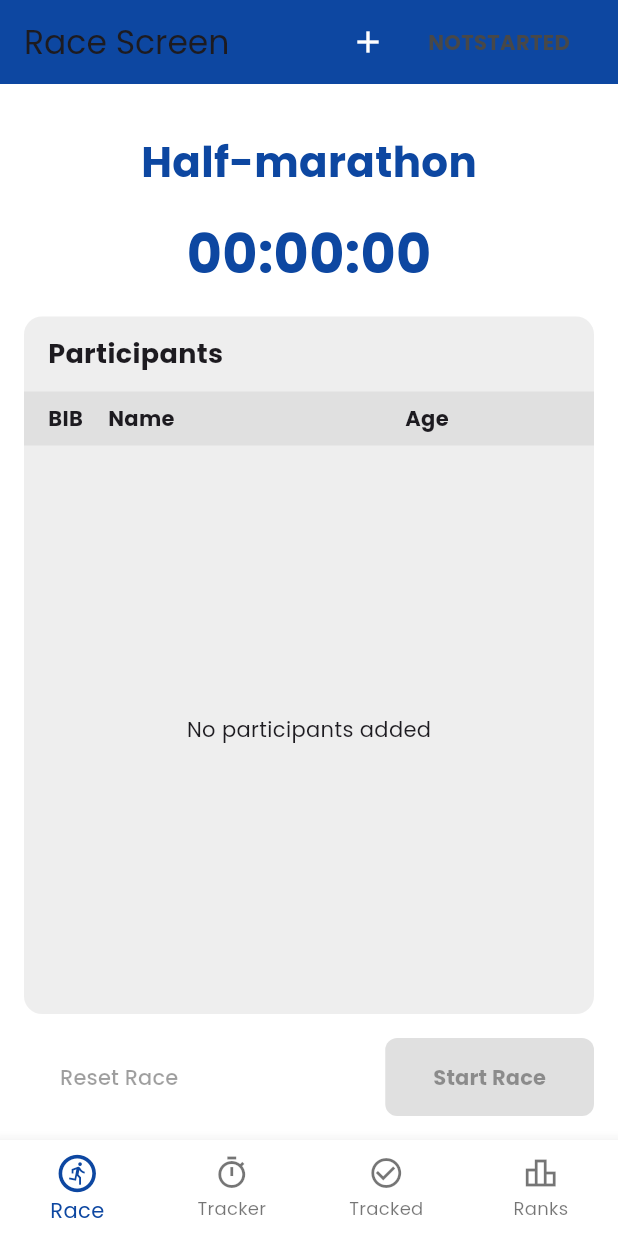
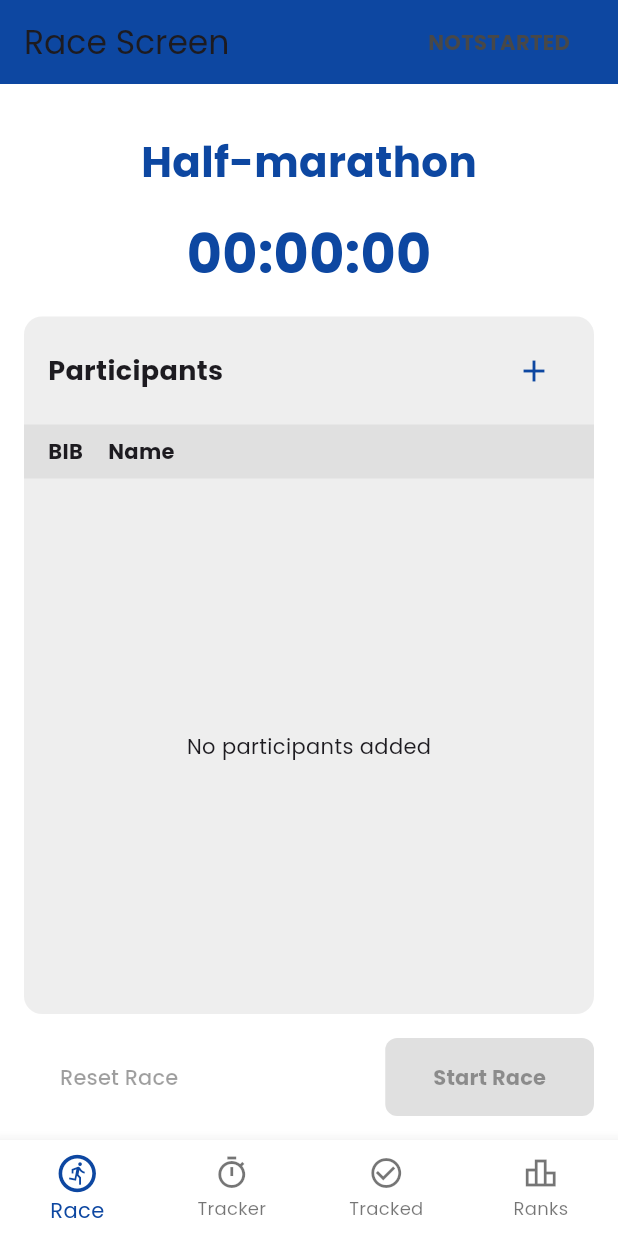
Before and after one commit to ornchannlyhov/multi_marathon, a Flutter app: the screen it shows after launch, on a phone screen of 412 x 824 dp. Run offline on Flutter 3.47's test engine with Material 3 defaults, Android fonts, the phone set to English and light mode, and no system bars; our stand-ins replace firebase_core, firebase_database, google_fonts; accounts and stored records are empty; generated files the repository leaves out were written again.

Commit message:
Race Screen

```diff
--- a/lib/data/dtos/participant_dto.dart
+++ b/lib/data/dtos/participant_dto.dart
@@ -2,13 +2,11 @@ class ParticipantDTO {
   final String id;
   final String name;
   final int bibNumber;
-    final bool isTracked; // ✅ Add this line
 
   ParticipantDTO({
     required this.id,
     required this.name,
     required this.bibNumber,
-    required this.isTracked,
   });
 
   Map<String, dynamic> toMap() {
@@ -24,7 +22,6 @@ class ParticipantDTO {
       id: map['id'] ?? '',
       name: map['name'] ?? '',
       bibNumber: map['bibNumber'] ?? 0,
-      isTracked: map['isTracked'] ?? false,
     );
   }
 }
--- a/lib/data/models/participant.dart
+++ b/lib/data/models/participant.dart
@@ -2,13 +2,11 @@ class Participant {
   final String id;
   final String name;
   final int bibNumber;
-    final bool isTracked;
 
   Participant({
     required this.id,
     required this.name,
     required this.bibNumber,
-    required this.isTracked,
   });
 
 }
--- a/lib/data/repositories/participant_repository.dart
+++ b/lib/data/repositories/participant_repository.dart
@@ -17,7 +17,6 @@ class ParticipantRepository {
           id: participantDTO.id,
           name: participantDTO.name,
           bibNumber: participantDTO.bibNumber,
-          isTracked: participantDTO.isTracked,
         );
       }).toList();
     });
@@ -31,7 +30,6 @@ class ParticipantRepository {
       id: newRef.key!,
       name: participantDTO.name,
       bibNumber: participantDTO.bibNumber,
-      isTracked: participantDTO.isTracked,
     );
     await newRef.set(dtoWithId.toMap());
   }
--- a/lib/presentation/providers/participant_provider.dart
+++ b/lib/presentation/providers/participant_provider.dart
@@ -39,7 +39,6 @@ class ParticipantProvider extends ChangeNotifier {
         id: '',
         name: name,
         bibNumber: bibNumber,
-        isTracked: false,
       );
       await _participantRepository.addParticipant(participantDTO);
     } catch (e) {
@@ -56,13 +55,12 @@ class ParticipantProvider extends ChangeNotifier {
   }
 
   Future<void> updateParticipant(
-      String id, String name, int bibNumber, bool isTracked) async {
+      String id, String name, int bibNumber) async {
     try {
       final participantDTO = ParticipantDTO(
         id: id,
         name: name,
         bibNumber: bibNumber,
-        isTracked: isTracked,
       );
       await _participantRepository.updateParticipant(id, participantDTO);
     } catch (e) {
--- a/lib/presentation/providers/race_timmer_provider.dart
+++ b/lib/presentation/providers/race_timmer_provider.dart
@@ -20,6 +20,12 @@ class RaceTimerProvider extends ChangeNotifier {
         _stop();
       }
     }
+  }
+
+  void reset() {
+    _elapsedSeconds = 0;
+    _stop();
+    notifyListeners(); // Notify listeners to update the UI.
   }
 
   void _start(int startTimestamp) {
--- a/lib/presentation/screens/race/race_screen.dart
+++ b/lib/presentation/screens/race/race_screen.dart
@@ -1,10 +1,11 @@
 import 'dart:async';
 import 'package:flutter/material.dart';
 import 'package:multi_marathon/data/models/participant.dart';
+import 'package:multi_marathon/data/models/segment_time.dart';
+import 'package:multi_marathon/presentation/providers/race_timmer_provider.dart';
 import 'package:provider/provider.dart';
 import 'package:multi_marathon/core/theme.dart';
 import 'package:multi_marathon/data/models/race.dart';
-import 'package:multi_marathon/data/models/segment_time.dart';
 import 'package:multi_marathon/core/utils/async_value.dart';
 import 'package:multi_marathon/presentation/providers/race_provider.dart';
 import 'package:multi_marathon/presentation/providers/participant_provider.dart';
@@ -16,13 +17,6 @@ import 'package:multi_marathon/presentation/screens/race/widgets/participants_li
 import 'package:multi_marathon/presentation/screens/race/widgets/edit_participant_dialog.dart';
 import 'package:multi_marathon/presentation/widgets/race_status_widget.dart';
 
-// Add the Segment enum definition if not defined elsewhere
-enum Segment {
-  swimming,
-  cycling,
-  running,
-}
-
 class RaceScreen extends StatefulWidget {
   const RaceScreen({super.key});
 
@@ -31,9 +25,9 @@ class RaceScreen extends StatefulWidget {
 }
 
 class _RaceScreenState extends State<RaceScreen> {
-  Timer? _timer;
-  int _elapsedSeconds = 0;
   Segment selectedSegment = Segment.swimming;
+
+  // Adding segment tracking state
   Map<Segment, Set<String>> _recordedParticipants = {
     Segment.swimming: {},
     Segment.cycling: {},
@@ -47,9 +41,14 @@ class _RaceScreenState extends State<RaceScreen> {
       final raceProvider = Provider.of<RaceProvider>(context, listen: false);
       final raceState = raceProvider.raceState;
 
-      if (raceState.state == AsyncValueState.success && raceState.data != null) {
+      if (raceState.state == AsyncValueState.success &&
+          raceState.data != null) {
         final race = raceState.data!;
-        if (race.raceStatus == RaceStatus.onGoing) _startTimer(race.startTime);
+        if (race.raceStatus == RaceStatus.onGoing) {
+          // Start timer through RaceTimerProvider
+          Provider.of<RaceTimerProvider>(context, listen: false)
+              .updateRace(race);
+        }
       }
 
       _loadRecordedParticipants();
@@ -58,31 +57,15 @@ class _RaceScreenState extends State<RaceScreen> {
 
   @override
   void dispose() {
-    _timer?.cancel();
     super.dispose();
   }
 
-  void _startTimer(int startTimeMillis) {
-    final now = DateTime.now().millisecondsSinceEpoch;
-    _elapsedSeconds = ((now - startTimeMillis) / 1000).floor();
-
-    _timer = Timer.periodic(const Duration(seconds: 1), (timer) {
-      if (mounted) {
-        setState(() {
-          _elapsedSeconds++;
-        });
-      }
-    });
-  }
-
-  void _stopTimer() {
-    _timer?.cancel();
-    _timer = null;
-  }
-
+  // Loading recorded participants based on segments
   Future<void> _loadRecordedParticipants() async {
-    final segmentProvider = Provider.of<SegmentTrackingProvider>(context, listen: false);
-    final segmentsByParticipantState = segmentProvider.segmentsByParticipantState;
+    final segmentProvider =
+        Provider.of<SegmentTrackingProvider>(context, listen: false);
+    final segmentsByParticipantState =
+        segmentProvider.segmentsByParticipantState;
 
     if (segmentsByParticipantState.state == AsyncValueState.success &&
         segmentsByParticipantState.data != null) {
@@ -109,7 +92,8 @@ class _RaceScreenState extends State<RaceScreen> {
 
   Future<void> _handleStartRace() async {
     final raceProvider = Provider.of<RaceProvider>(context, listen: false);
-    final segmentProvider = Provider.of<SegmentTrackingProvider>(context, listen: false);
+    final segmentProvider =
+        Provider.of<SegmentTrackingProvider>(context, listen: false);
 
     await segmentProvider.clearAllSegments();
     await raceProvider.startRace();
@@ -124,21 +108,19 @@ class _RaceScreenState extends State<RaceScreen> {
   }
 
   Future<void> _handleFinishRace() async {
-    _stopTimer();
     final raceProvider = Provider.of<RaceProvider>(context, listen: false);
     await raceProvider.finishRace();
   }
 
   Future<void> _handleResetRace() async {
     final raceProvider = Provider.of<RaceProvider>(context, listen: false);
-    final segmentProvider = Provider.of<SegmentTrackingProvider>(context, listen: false);
+    final segmentProvider =
+        Provider.of<SegmentTrackingProvider>(context, listen: false);
 
     await segmentProvider.clearAllSegments();
     await raceProvider.restartRace();
-    _stopTimer();
 
     setState(() {
-      _elapsedSeconds = 0;
       _recordedParticipants = {
         Segment.swimming: {},
         Segment.cycling: {},
@@ -159,30 +141,27 @@ Future<void> _onEditParticipant(Participant participant) async {
     await provider.deleteParticipant(id);
   }
 
-
   @override
   Widget build(BuildContext context) {
     return Scaffold(
       appBar: AppBar(
-        title: Text('Race Screen', style: Theme.of(context).textTheme.titleLarge),
+        title:
+            Text('Race Screen', style: Theme.of(context).textTheme.titleLarge),
         backgroundColor: AppTheme.primaryColor,
         foregroundColor: Colors.white,
         actions: [
-          IconButton(
-            icon: const Icon(Icons.add), onPressed: () {
-               showEditParticipantDialog(
-                context: context,
-                participant: null,
-              );
-                },
-          ),
           Consumer<RaceProvider>(
             builder: (context, raceProvider, _) {
               final raceState = raceProvider.raceState;
               final race = raceState.data;
               return Padding(
                 padding: const EdgeInsets.symmetric(horizontal: 16.0),
-                child: RaceStatusWidget(race: race ?? Race(raceStatus: RaceStatus.notStarted, startTime: 0, endTime: 0)),
+                child: RaceStatusWidget(
+                    race: race ??
+                        Race(
+                            raceStatus: RaceStatus.notStarted,
+                            startTime: 0,
+                            endTime: 0)),
               );
             },
           ),
@@ -195,8 +174,11 @@ Future<void> _onEditParticipant(Participant participant) async {
             builder: (context, raceProvider, participantProvider, _) {
               final raceState = raceProvider.raceState;
               final participantState = participantProvider.participantsState;
+              final raceTimerProvider =
+                  Provider.of<RaceTimerProvider>(context);
 
-              if (raceState.state == AsyncValueState.loading || participantState.state == AsyncValueState.loading) {
+              if (raceState.state == AsyncValueState.loading ||
+                  participantState.state == AsyncValueState.loading) {
                 return const Center(child: CircularProgressIndicator());
               }
 
@@ -205,17 +187,13 @@ Future<void> _onEditParticipant(Participant participant) async {
               }
 
               if (participantState.state == AsyncValueState.error) {
-                return Center(child: Text('Participant Error: ${participantState.error}'));
+                return Center(
+                    child:
+                        Text('Participant Error: ${participantState.error}'));
               }
 
               final race = raceState.data;
               final participants = participantState.data ?? [];
-
-              if (race != null && race.raceStatus == RaceStatus.onGoing && _timer == null) {
-                _startTimer(race.startTime);
-              } else if ((race == null || race.raceStatus != RaceStatus.onGoing) && _timer != null) {
-                _stopTimer();
-              }
 
               return Column(
                 crossAxisAlignment: CrossAxisAlignment.stretch,
@@ -223,7 +201,7 @@ Future<void> _onEditParticipant(Participant participant) async {
                   const SizedBox(height: 16),
                   RaceHeader(race: race),
                   const SizedBox(height: 16),
-                  RaceTimer(elapsedSeconds: _elapsedSeconds),
+                  RaceTimer(elapsedSeconds: raceTimerProvider.elapsedSeconds),
                   const SizedBox(height: 16),
                   Expanded(
                     child: ParticipantsList(
@@ -232,7 +210,13 @@ Future<void> _onEditParticipant(Participant participant) async {
                       selectedSegment: selectedSegment.name,
                       onEdit: _onEditParticipant,
                       onDelete: _onDeleteParticipant,
-                      recordedParticipants: {}, onRecord: (Participant participant) {  }, onAdd: () {  },
+                      recordedParticipants: _recordedParticipants,
+                      onAdd: () {
+                        showEditParticipantDialog(
+                          context: context,
+                          participant: null,
+                        );
+                      },
                     ),
                   ),
                   const SizedBox(height: 16),
--- a/lib/presentation/screens/race/widgets/edit_participant_dialog.dart
+++ b/lib/presentation/screens/race/widgets/edit_participant_dialog.dart
@@ -1,4 +1,3 @@
-// lib/presentation/screens/race/widgets/edit_participant_dialog.dart
 import 'package:flutter/material.dart';
 import 'package:provider/provider.dart';
 import 'package:multi_marathon/data/models/participant.dart';
@@ -48,10 +47,9 @@ Future<void> showEditParticipantDialog({
                     Provider.of<ParticipantProvider>(context, listen: false);
                 if (isEditing) {
                   provider.updateParticipant(
-                    participant.id,
+                    participant.id, // ensure participant is not null here
                     nameController.text,
-                    int.parse(bibController.text),
-                    participant.isTracked, // ✅ add this
+                    int.parse(bibController.text)
                   );
                 } else {
                   provider.addParticipant(
--- a/lib/presentation/screens/race/widgets/participants_list.dart
+++ b/lib/presentation/screens/race/widgets/participants_list.dart
@@ -9,10 +9,9 @@ class ParticipantsList extends StatelessWidget {
   final Race? race;
   final String selectedSegment;
   final Map<Segment, Set<String>> recordedParticipants;
-  final void Function(Participant participant) onRecord;
   final void Function(Participant participant) onEdit;
   final void Function(String participantId) onDelete;
-  final void Function() onAdd; // New function to add a participant
+  final void Function()? onAdd; // Nullable function to add a participant
 
   const ParticipantsList({
     super.key,
@@ -20,10 +19,9 @@ class ParticipantsList extends StatelessWidget {
     required this.race,
     required this.selectedSegment,
     required this.recordedParticipants,
-    required this.onRecord,
     required this.onEdit,
     required this.onDelete,
-    required this.onAdd, // Add the new function
+    this.onAdd, // Make the add function nullable
   });
 
   @override
@@ -35,26 +33,21 @@ class ParticipantsList extends StatelessWidget {
       ),
       child: Column(
         children: [
-          const Padding(
-            padding: EdgeInsets.symmetric(vertical: 12, horizontal: 16),
+          Padding(
+            padding: const EdgeInsets.symmetric(vertical: 12, horizontal: 16),
             child: Row(
               mainAxisAlignment: MainAxisAlignment.spaceBetween,
               children: [
-                Text(
+                const Text(
                   'Participants',
                   style: TextStyle(fontSize: 18, fontWeight: FontWeight.bold),
                 ),
-                // Add button
-                // ElevatedButton.icon(
-                //   onPressed: onAdd,
-                //   icon: const Icon(Icons.add, size: 18),
-                //   label: const Text('Add'),
-                //   style: ElevatedButton.styleFrom(
-                //     backgroundColor: Theme.of(context).primaryColor,
-                //     foregroundColor: Colors.white,
-                //     padding: const EdgeInsets.symmetric(horizontal: 12, vertical: 8),
-                //   ),
-                // ),
+                if (onAdd != null) // Show the Add button only if onAdd is provided
+                  IconButton(
+                  onPressed: onAdd,
+                  icon: const Icon(Icons.add),
+                  color: Theme.of(context).primaryColor,
+                  ),
               ],
             ),
           ),
@@ -70,14 +63,11 @@ class ParticipantsList extends StatelessWidget {
                 Expanded(
                     child: Text('Name',
                         style: TextStyle(fontWeight: FontWeight.bold))),
-                SizedBox(
-                    width: 40,
-                    child: Text('Age',
-                        style: TextStyle(fontWeight: FontWeight.bold))),
                 SizedBox(width: 70), // Edit/Delete button space
               ],
             ),
           ),
+
           Expanded(
             child: participants.isEmpty
                 ? const Center(child: Text('No participants added'))
@@ -90,7 +80,6 @@ class ParticipantsList extends StatelessWidget {
                         race: race,
                         selectedSegment: selectedSegment,
                         recordedParticipants: recordedParticipants,
-                        onRecord: () => onRecord(participant),
                         onEdit: () => onEdit(participant),
                         onDelete: () => onDelete(participant.id),
                       );
--- a/lib/presentation/screens/race/widgets/race_controls.dart
+++ b/lib/presentation/screens/race/widgets/race_controls.dart
@@ -1,7 +1,8 @@
 import 'package:flutter/material.dart';
 import 'package:google_fonts/google_fonts.dart';
 import 'package:multi_marathon/data/models/race.dart';
-
+import 'package:multi_marathon/presentation/providers/race_timmer_provider.dart';
+import 'package:provider/provider.dart';
 class RaceControls extends StatelessWidget {
   final Race? race;
   final VoidCallback? onStart;
@@ -21,16 +22,23 @@ class RaceControls extends StatelessWidget {
     return Row(
       mainAxisAlignment: MainAxisAlignment.spaceBetween,
       children: [
+        // Reset Button
         TextButton(
           onPressed: race?.raceStatus == RaceStatus.onGoing ||
                   race?.raceStatus == RaceStatus.finished
-              ? onReset
+              ? () {
+                  // Reset the timer when reset is clicked
+                  Provider.of<RaceTimerProvider>(context, listen: false).reset();
+                  onReset?.call(); // Also trigger the onReset callback if needed
+                }
               : null,
           style: TextButton.styleFrom(
             padding: const EdgeInsets.symmetric(horizontal: 24, vertical: 12),
           ),
           child: Text('Reset Race', style: GoogleFonts.poppins()),
         ),
+
+        // Start/Finish Button
         ElevatedButton(
           onPressed: race?.raceStatus == RaceStatus.notStarted
               ? onStart
```
Also changed, not shown: lib/presentation/screens/race/widgets/participant_item.dart (+2 -11 lines). Lines whose indentation alone changed are shown as unchanged.
